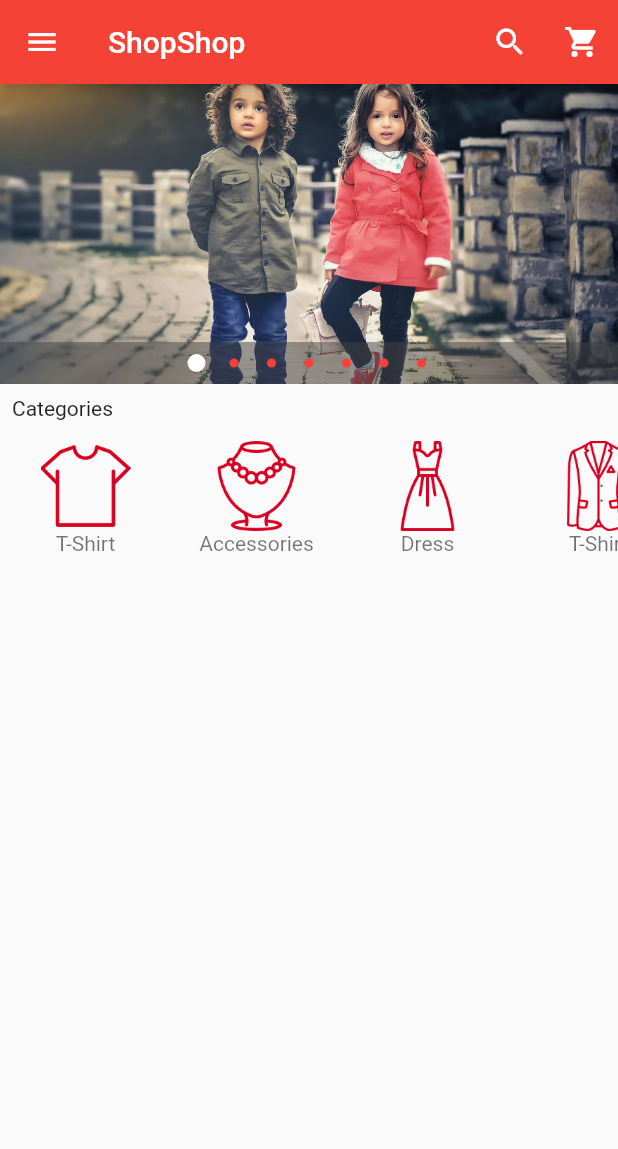
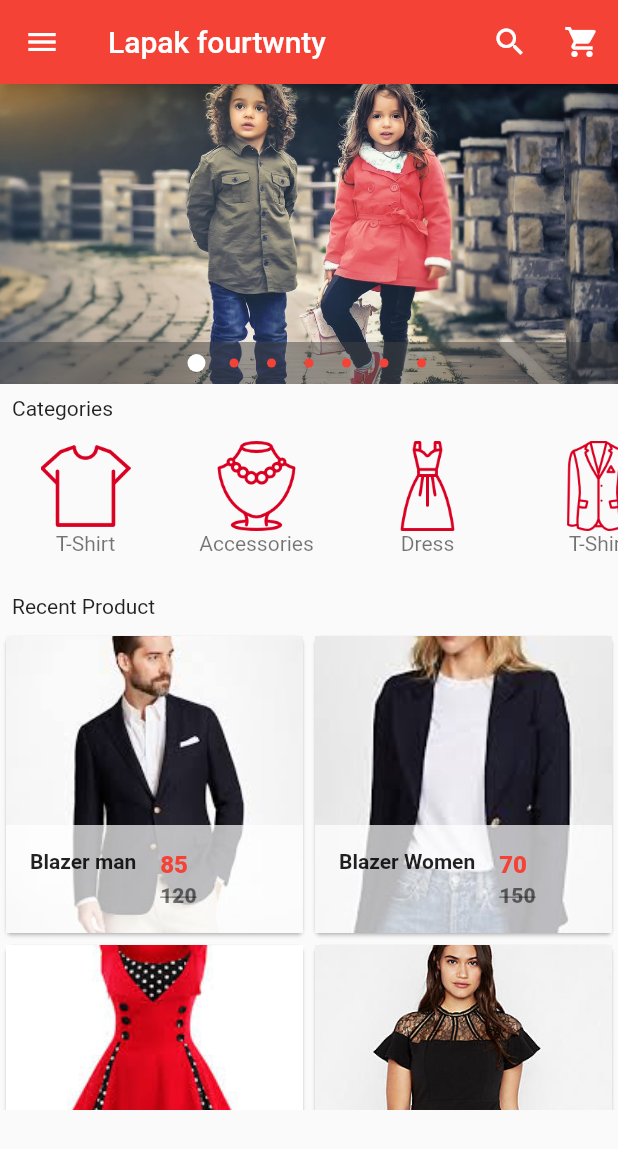
Before and after one commit to akmalirham96/e-commerce_apps, a Flutter app: the screen it shows after launch, on a phone screen of 412 x 824 dp. Shown: the top 1149 px of the screen. Run offline on Flutter 3.47's test engine with Material 2 defaults, Android fonts, the phone set to English and light mode, and no system bars; drawn by our look-alikes of carousel_pro.

Commit message:
Added Product Grid View

```diff
--- /dev/null
+++ b/lib/componets/products.dart
@@ -0,0 +1,116 @@
+import 'package:flutter/material.dart';
+
+class Products extends StatefulWidget {
+  @override
+  _ProductsState createState() => _ProductsState();
+}
+
+class _ProductsState extends State<Products> {
+  var product_list = [
+    {
+      "name": "Blazer man",
+      "picture": "images/products/blazer1.jpeg",
+      "old_price": 120,
+      "price": 85,
+    },
+    {
+      "name": "Blazer Women",
+      "picture": "images/products/blazer2.jpeg",
+      "old_price": 150,
+      "price": 70,
+    },
+    {
+      "name": "Dress",
+      "picture": "images/products/dress1.jpeg",
+      "old_price": 150,
+      "price": 70,
+    },
+    {
+      "name": "Dress new",
+      "picture": "images/products/dress2.jpeg",
+      "old_price": 150,
+      "price": 70,
+    },
+    {
+      "name": "Hills",
+      "picture": "images/products/hills1.jpeg",
+      "old_price": 150,
+      "price": 70,
+    },
+    {
+      "name": "Hills",
+      "picture": "images/products/hills2.jpeg",
+      "old_price": 150,
+      "price": 70,
+    },
+  ];
+
+  @override
+  Widget build(BuildContext context) {
+    return GridView.builder(
+        itemCount: product_list.length,
+        gridDelegate:
+            new SliverGridDelegateWithFixedCrossAxisCount(crossAxisCount: 2),
+        itemBuilder: (BuildContext context, int index) {
+          return Single_prod(
+            product_name: product_list[index]['name'],
+            product_picture: product_list[index]['picture'],
+            product_old_price: product_list[index]['old_price'],
+            product_price: product_list[index]['price'],
+          );
+        });
+  }
+}
+
+class Single_prod extends StatelessWidget {
+  final product_name;
+  final product_picture;
+  final product_old_price;
+  final product_price;
+
+  Single_prod({
+    this.product_name,
+    this.product_picture,
+    this.product_old_price,
+    this.product_price,
+  });
+
+  @override
+  Widget build(BuildContext context) {
+    return Card(
+      child: Hero(
+          tag: product_name,
+          child: Material(
+            child: InkWell(
+              onTap: () {},
+              child: GridTile(
+                  footer: Container(
+                    color: Colors.white70,
+                    child: ListTile(
+                      leading: Text(
+                        product_name,
+                        style: TextStyle(fontWeight: FontWeight.bold),
+                      ),
+                      title: Text(
+                        "$product_price",
+                        style: TextStyle(
+                            color: Colors.red, fontWeight: FontWeight.w800),
+                      ),
+                      subtitle: Text(
+                        "$product_old_price",
+                        style: TextStyle(
+                            color: Colors.black54,
+                            fontWeight: FontWeight.w800,
+                            decoration: TextDecoration.lineThrough),
+                      ),
+                    ),
+                  ),
+                  child: Image.asset(
+                    product_picture,
+                    fit: BoxFit.cover,
+                  )),
+            ),
+          )),
+    );
+  }
+}
--- a/lib/main.dart
+++ b/lib/main.dart
@@ -3,6 +3,7 @@ import 'package:carousel_pro/carousel_pro.dart';
 
 // own import package
 import 'package:flutterappecommerce/componets/horizontal_listview.dart';
+import 'package:flutterappecommerce/componets/products.dart';
 
 void main() {
   runApp(MaterialApp(debugShowCheckedModeBanner: false, home: HomePage()));
@@ -41,7 +42,7 @@ class _HomePageState extends State<HomePage> {
     return Scaffold(
       appBar: new AppBar(
         backgroundColor: Colors.red,
-        title: Text('ShopShop'),
+        title: Text('Lapak fourtwnty'),
         actions: <Widget>[
           new IconButton(
               icon: Icon(
@@ -137,11 +138,19 @@ class _HomePageState extends State<HomePage> {
 
 //        widget padding
           new Padding(padding: const EdgeInsets.all(8.0),
-          child: new Text('Categories'),),
+            child: new Text('Categories'),),
 
 //        horizontal list view begins here
           HorizontalList(),
 
+//        widget padding
+          new Padding(padding: const EdgeInsets.all(8.0),
+            child: new Text('Recent Product'),),
+
+          Container(
+            height: 320.0,
+            child: Products(),
+          )
         ],
       ),
     );
```
Also changed, not shown: pubspec.yaml (+11 -0 lines).
